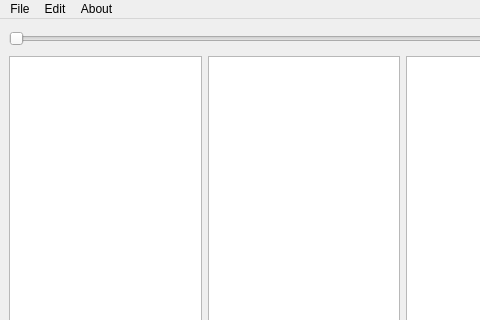
Above: mainwindow.ui from J2xMurphy/SpriteflowEditor before the change; both pictures show x 0 to 480 and y 0 to 320 of the 800 by 600 pixel window. Below: the same form after it.
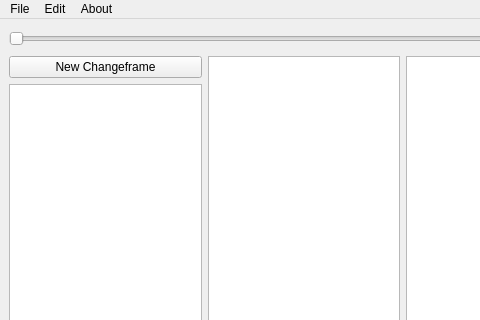
That is the form after the change. Icons and pictures are not drawn.

```diff
--- a/mainwindow.ui
+++ b/mainwindow.ui
@@ -98,6 +98,13 @@
      <layout class="QHBoxLayout" name="H_Lists" stretch="25,25,50">
       <item>
        <layout class="QVBoxLayout" name="Anim_UI">
+        <item>
+         <widget class="QPushButton" name="pushButton">
+          <property name="text">
+           <string>New Changeframe</string>
+          </property>
+         </widget>
+        </item>
         <item>
          <widget class="QTableWidget" name="Anim_List"/>
         </item>
```
